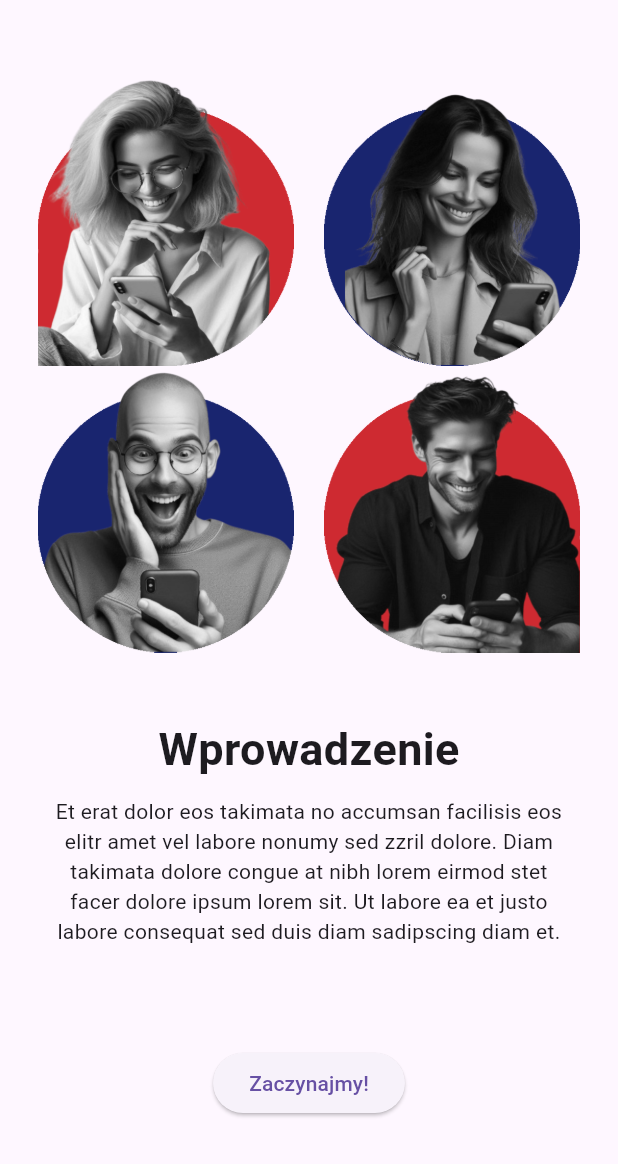
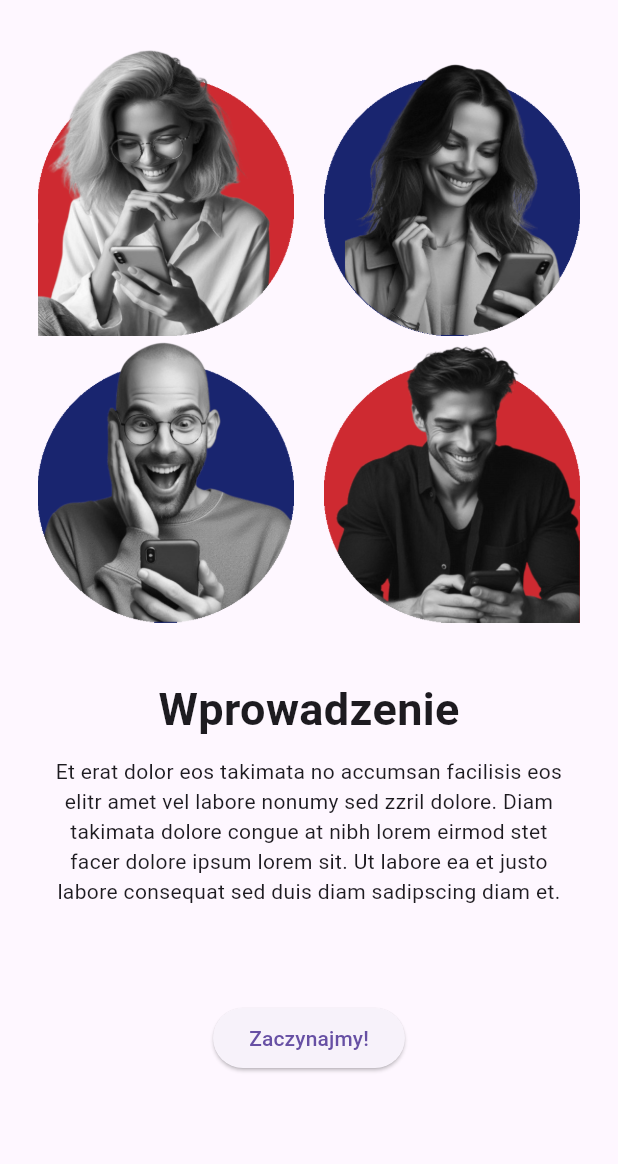
Before and after one commit to GrzSwa/WinkChat, a Flutter app: the screen it shows after launch, on a phone screen of 412 x 824 dp, the part 72-1236 px from its top. Run offline on Flutter 3.47's test engine with Material 3 defaults, Android fonts, the phone set to English and light mode, and no system bars; our stand-ins replace bloc, equatable, flutter_bloc, smooth_page_indicator.

Commit message:
refactor: move animated indicator to bottomNavigationBar

```diff
--- a/lib/features/introduction/presentation/views/get_started_view.dart
+++ b/lib/features/introduction/presentation/views/get_started_view.dart
@@ -20,7 +20,7 @@ class GetStartedView extends StatelessWidget {
   @override
   Widget build(BuildContext context) {
     return Padding(
-      padding: const EdgeInsets.symmetric(vertical: 30),
+      padding: const EdgeInsets.symmetric(vertical: 10),
       child: Column(
         children: [
           Expanded(
--- a/lib/screens/introduction_screen.dart
+++ b/lib/screens/introduction_screen.dart
@@ -13,17 +13,24 @@ class IntroductionScreen extends StatelessWidget {
     final PageController _controller = PageController();
     return BlocProvider(
       create: (_) => StepperCubit(),
-      child: Scaffold(
+      child:
+          BlocConsumer<StepperCubit, StepperState>(listener: (context, state) {
+        _controller.jumpToPage(state.currentStep);
+      }, builder: (context, state) {
+        final stepperCubit = context.read<StepperCubit>();
+        return Scaffold(
             appBar: AppBar(title: const Center(child: AppLogo())),
-          body: BlocConsumer<StepperCubit, StepperState>(
-            listener: (context, state) {
-              _controller.jumpToPage(state.currentStep);
-            },
-            builder: (context, state) {
-              final stepperCubit = context.read<StepperCubit>();
-              return Stack(
-                children: [
-                  PageView(
+            bottomNavigationBar: SizedBox(
+              height: 50,
+              child: Center(
+                  child: state.currentStep > 0
+                      ? AnimatedSmoothIndicator(
+                          activeIndex: state.currentStep - 1,
+                          count: 3,
+                        )
+                      : Container()),
+            ),
+            body: PageView(
               controller: _controller,
               physics: const NeverScrollableScrollPhysics(),
               children: [
@@ -43,21 +50,8 @@ class IntroductionScreen extends StatelessWidget {
                   color: Colors.redAccent,
                 ),
               ],
-                  ),
-                  state.currentStep > 0
-                      ? Container(
-                          alignment: Alignment.bottomCenter,
-                          padding: EdgeInsets.only(bottom: 20),
-                          child: AnimatedSmoothIndicator(
-                            activeIndex: state.currentStep - 1,
-                            count: 3,
-                          ),
-                        )
-                      : Container()
-                ],
-              );
-            },
-          )),
+            ));
+      }),
     );
   }
 }
```
Also changed, not shown: image.png (deleted). Lines whose indentation alone changed are shown as unchanged.
